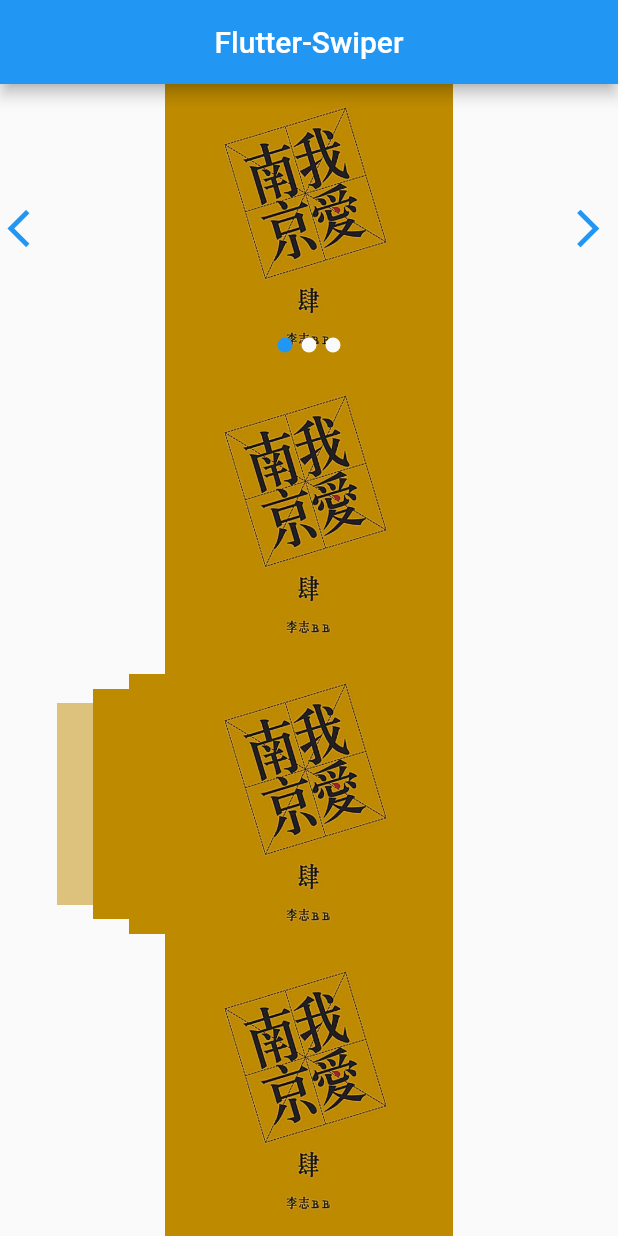
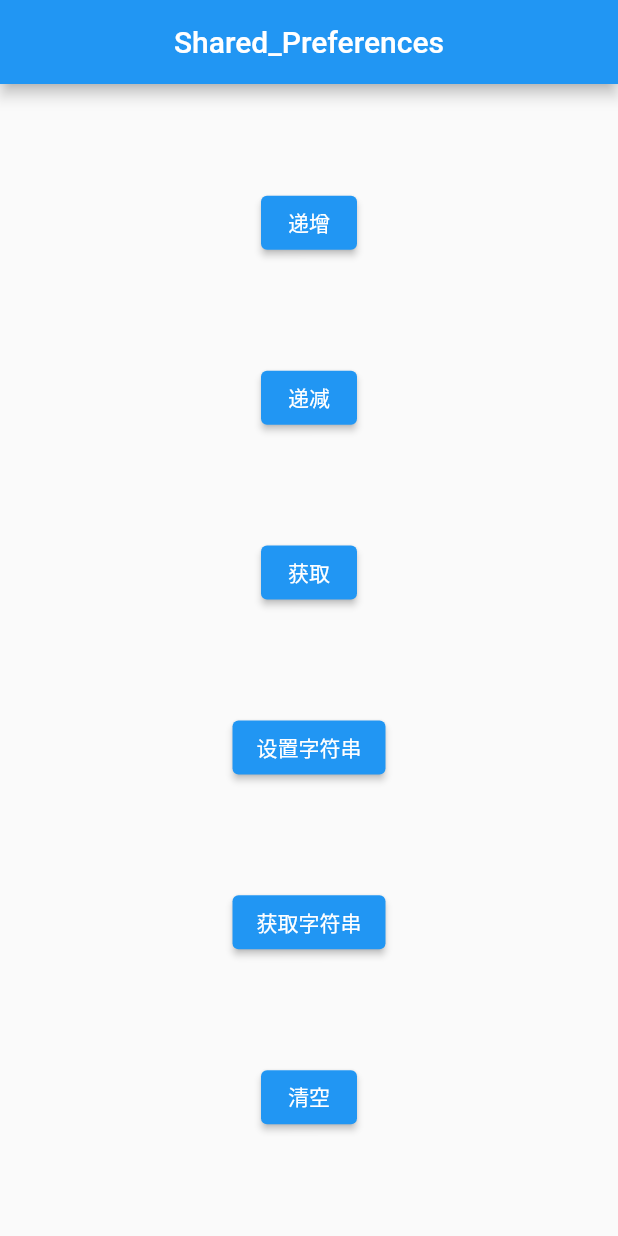
Before and after one commit to whistleStudio/Note, a Flutter app: the screen it shows after launch, on a phone screen of 412 x 824 dp. Run offline on Flutter 3.47's test engine with Material 2 defaults, Android fonts, the phone set to English and light mode, and no system bars; our stand-ins replace dio, flutter_swiper_view, shared_preferences.

Commit message:
202301022204

```diff
--- /dev/null
+++ b/flut/lib/07_third_party/03_shared_preference.dart
@@ -0,0 +1,91 @@
+import 'package:flutter/material.dart';
+import 'package:shared_preferences/shared_preferences.dart';
+
+class Home extends StatelessWidget {
+  const Home({super.key});
+
+  @override
+  Widget build(BuildContext context) {
+    return Scaffold(
+      appBar: AppBar(
+        title: Text("Shared_Preferences"),
+        centerTitle: true,
+      ),
+      body: SharedPreferencesDemo(),
+    );
+  }
+}
+
+class SharedPreferencesDemo extends StatelessWidget {
+  const SharedPreferencesDemo({super.key});
+
+  @override
+  Widget build(BuildContext context) {
+    return Container(
+      width: double.infinity,
+      child: Column(
+        mainAxisAlignment: MainAxisAlignment.spaceEvenly,
+        crossAxisAlignment: CrossAxisAlignment.center,
+        children: [
+          // 递增
+          ElevatedButton(
+            onPressed: _incrementCounter,
+            child: Text("递增")
+          ),
+          // 递减
+          ElevatedButton(
+            onPressed: _decrementCounter,
+            child: Text("递减")
+          ),
+          // 获取
+          ElevatedButton(
+            onPressed: _getCounter,
+            child: Text("获取")
+          ),
+          // 字符串
+          ElevatedButton(onPressed: _setString, child: Text("设置字符串")),
+          ElevatedButton(onPressed: _getString, child: Text("获取字符串")),
+          // 清空所有
+          ElevatedButton(onPressed: _clear, child: Text("清空"))
+        ],
+      ),
+    );
+  }
+
+  void _incrementCounter () async {
+    SharedPreferences prefs = await SharedPreferences.getInstance();
+    int counter = (prefs.getInt("counter") ?? 0)+1;
+    print("计数：$counter");
+    prefs.setInt("counter", counter);
+  }
+
+  void _decrementCounter () async {
+    SharedPreferences prefs = await SharedPreferences.getInstance();
+    int counter = prefs.getInt("counter") ?? 0;
+    if (counter > 0) counter --;
+    print("计数: $counter");
+    prefs.setInt("counter", counter);
+  }
+
+  void _getCounter () async {
+    SharedPreferences prefs = await SharedPreferences.getInstance();
+    int counter = prefs.getInt("counter") ?? 0;
+    print("计数：$counter");
+  }
+
+  void _setString () async {
+    SharedPreferences prefs = await SharedPreferences.getInstance();
+    prefs.setString("hi", "wtf");
+  }
+
+  void _getString () async {
+    SharedPreferences prefs = await SharedPreferences.getInstance();
+    String hello = prefs.getString("hi") ?? "";
+    print("获取字符串: $hello");
+  }
+
+  void _clear () async {
+    SharedPreferences prefs = await SharedPreferences.getInstance();
+    prefs.clear();
+  }
+}
--- a/flut/lib/main.dart
+++ b/flut/lib/main.dart
@@ -20,7 +20,8 @@ import 'package:flutter/material.dart';
 // import '05_list/04_GridViewNamed.dart';
 // import '06_others/01_cupertino.dart';
 // import '07_third_party/01.dio.dart';
-import '07_third_party/02_flutter_swiper.dart';
+// import '07_third_party/02_flutter_swiper.dart';
+import '07_third_party/03_shared_preference.dart';
 
 void main(List<String> args) {
   runApp(MyApp());
--- a/flut/pubspec.yaml
+++ b/flut/pubspec.yaml
@@ -33,6 +33,7 @@ dependencies:
     sdk: flutter
   dio: ^4.0.6
   flutter_swiper_view: ^1.1.8
+  shared_preferences: ^2.0.15
 
 
   # The following adds the Cupertino Icons font to your application.
```
Also changed, not shown: flut/pubspec.lock.
